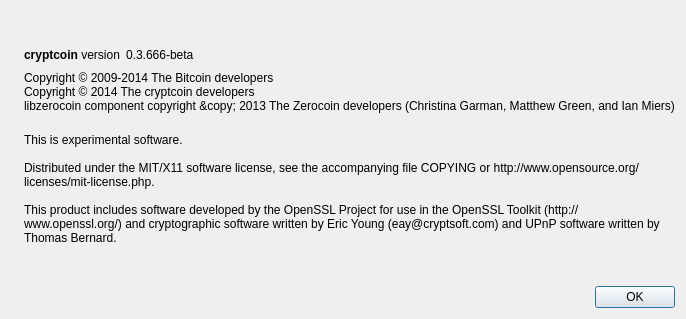
Old version of the form src/qt/forms/aboutdialog.ui in the repository WeAreSatoshi/WeAreSatoshi2.
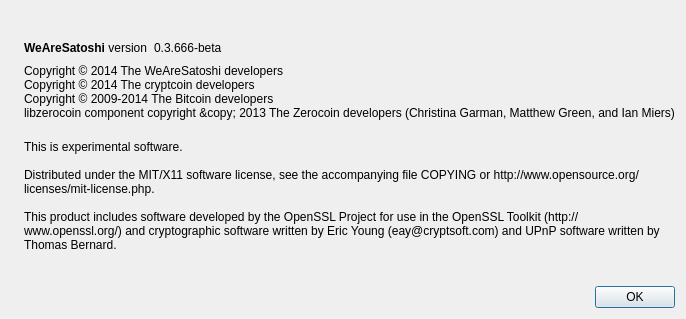
New version of the form. Icons and pictures are not drawn.

```diff
--- a/src/qt/forms/aboutdialog.ui
+++ b/src/qt/forms/aboutdialog.ui
@@ -50,7 +50,7 @@
           <cursorShape>IBeamCursor</cursorShape>
          </property>
          <property name="text">
-          <string>&lt;b&gt;cryptcoin&lt;/b&gt; version</string>
+          <string>&lt;b&gt;WeAreSatoshi&lt;/b&gt; version</string>
          </property>
          <property name="textInteractionFlags">
           <set>Qt::LinksAccessibleByMouse|Qt::TextSelectableByKeyboard|Qt::TextSelectableByMouse</set>
@@ -91,8 +91,9 @@
         <cursorShape>IBeamCursor</cursorShape>
        </property>
        <property name="text">
-        <string>Copyright © 2009-2014 The Bitcoin developers
+        <string>Copyright © 2014 The WeAreSatoshi developers
 Copyright © 2014 The cryptcoin developers
+Copyright © 2009-2014 The Bitcoin developers
 libzerocoin component copyright &amp;copy; 2013 The Zerocoin developers (Christina Garman, Matthew Green, and Ian Miers)</string>
        </property>
        <property name="textInteractionFlags">
```
Left out of the diff: 2 changed lines with no effect on the pictures.
